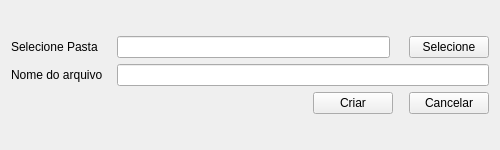
Before: the Qt Designer form EBGeo/MilitarySimbologyTools/view/createDataBaseInterface.ui in dsgoficial/EBGeo_Desktop, drawn with Qt 5.
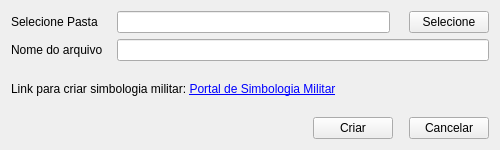
After: the same form once the commit is applied.

Commit message: link para o portal de simbologia militar

Diff of the .ui file:
```diff
--- a/EBGeo/MilitarySimbologyTools/view/createDataBaseInterface.ui
+++ b/EBGeo/MilitarySimbologyTools/view/createDataBaseInterface.ui
@@ -102,6 +102,20 @@
        </item>
       </layout>
      </item>
+     <item>
+      <layout class="QHBoxLayout" name="horizontalLayout_2">
+       <item>
+        <widget class="QLabel" name="label_2">
+         <property name="text">
+          <string>&lt;html&gt;&lt;head/&gt;&lt;body&gt;&lt;p&gt;Link para criar simbologia militar: &lt;a href=&quot;http://simbologia.eb.mil.br/&quot;&gt;&lt;span style=&quot; text-decoration: underline; color:#0000ff;&quot;&gt;Portal de Simbologia Militar&lt;/span&gt;&lt;/a&gt;&lt;/p&gt;&lt;/body&gt;&lt;/html&gt;</string>
+         </property>
+         <property name="openExternalLinks">
+          <bool>true</bool>
+         </property>
+        </widget>
+       </item>
+      </layout>
+     </item>
      <item>
       <layout class="QHBoxLayout" name="horizontalLayout_4">
        <item>
```
The commit also changes 1 other file.
